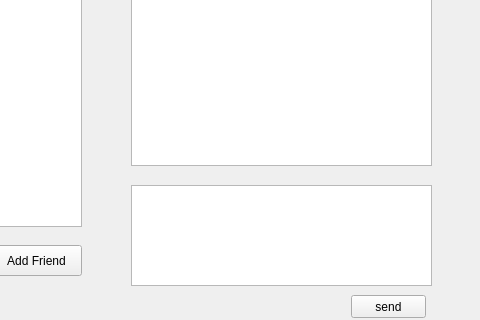
Above: LixTalk-client/LixTalk.ui from ZingLix/LixTalk-client before the change; both pictures show x 129 to 609 and y 192 to 512 of the 609 by 608 pixel window. Below: the same form after it.
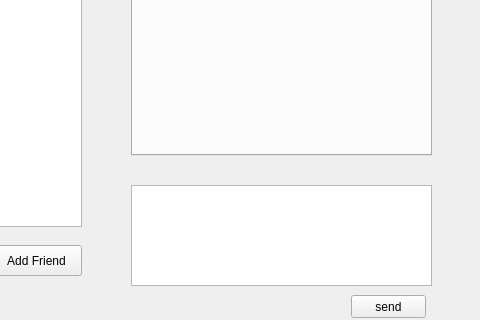
That is the form after the change.

Commit message: add friend tab

The edit to the form file:
```diff
--- a/LixTalk-client/LixTalk.ui
+++ b/LixTalk-client/LixTalk.ui
@@ -199,16 +199,6 @@
      <string>send</string>
     </property>
    </widget>
-   <widget class="QListWidget" name="listWidget">
-    <property name="geometry">
-     <rect>
-      <x>260</x>
-      <y>110</y>
-      <width>301</width>
-      <height>231</height>
-     </rect>
-    </property>
-   </widget>
    <widget class="QTextEdit" name="textEdit_7">
     <property name="geometry">
      <rect>
@@ -247,6 +237,22 @@
      </property>
     </column>
    </widget>
+   <widget class="QTabWidget" name="tabWidget">
+    <property name="geometry">
+     <rect>
+      <x>260</x>
+      <y>110</y>
+      <width>301</width>
+      <height>221</height>
+     </rect>
+    </property>
+    <property name="currentIndex">
+     <number>-1</number>
+    </property>
+    <property name="tabsClosable">
+     <bool>true</bool>
+    </property>
+   </widget>
   </widget>
   <widget class="QMenuBar" name="menuBar">
    <property name="geometry">
```
The commit also changes 7 other files.
